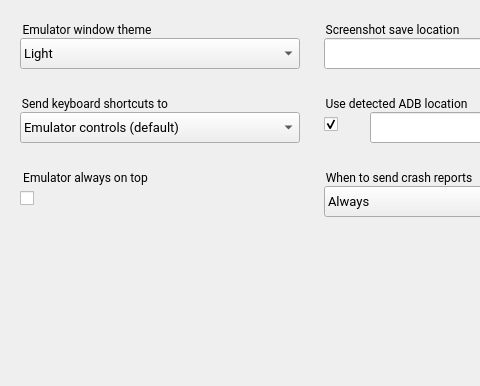
Old version of the form android/skin/qt/extended-pages/settings-page.ui in the repository aosp-mirror/platform_external_qemu; both pictures show x 0 to 480 and y 0 to 386 of the 622 by 580 pixel window.
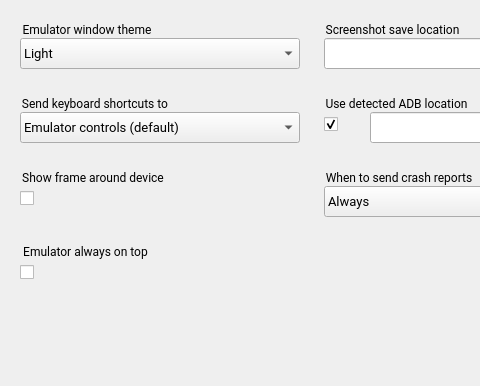
New version of the form. Icons and pictures are not drawn.

Commit message: [ui] Display emulated devices frameless (Not for 2.0)

The edit to the form file:
```diff
--- a/android/skin/qt/extended-pages/settings-page.ui
+++ b/android/skin/qt/extended-pages/settings-page.ui
@@ -41,7 +41,7 @@
    <property name="geometry">
     <rect>
      <x>20</x>
-     <y>186</y>
+     <y>260</y>
      <width>211</width>
      <height>24</height>
     </rect>
@@ -182,7 +182,7 @@
    <property name="geometry">
     <rect>
      <x>20</x>
-     <y>168</y>
+     <y>242</y>
      <width>211</width>
      <height>21</height>
     </rect>
@@ -398,6 +398,52 @@
     </property>
    </item>
   </widget>
+  <widget class="QGroupBox" name="set_frameAlwaysTitle">
+   <property name="geometry">
+    <rect>
+     <x>20</x>
+     <y>168</y>
+     <width>211</width>
+     <height>21</height>
+    </rect>
+   </property>
+   <property name="font">
+    <font>
+     <family>Roboto</family>
+    </font>
+   </property>
+   <property name="styleSheet">
+    <string notr="true">border: 0px;</string>
+   </property>
+   <property name="title">
+    <string>Show frame around device</string>
+   </property>
+   <property name="ColorGroup" stdset="0">
+    <string>Title</string>
+   </property>
+  </widget>
+  <widget class="QCheckBox" name="set_frameAlways">
+   <property name="geometry">
+    <rect>
+     <x>20</x>
+     <y>186</y>
+     <width>211</width>
+     <height>24</height>
+    </rect>
+   </property>
+   <property name="iconSize">
+    <size>
+     <width>24</width>
+     <height>24</height>
+    </size>
+   </property>
+   <property name="checked">
+    <bool>false</bool>
+   </property>
+   <property name="ColorGroup" stdset="0">
+    <string>Toggle</string>
+   </property>
+  </widget>
   <zorder>kbdShortcutsTitle</zorder>
   <zorder>set_crashReprotPrefTitle</zorder>
   <zorder>set_onTop</zorder>
```
Left out of the diff: 5 changed lines with no effect on the pictures. The commit also changes 8 other files.
